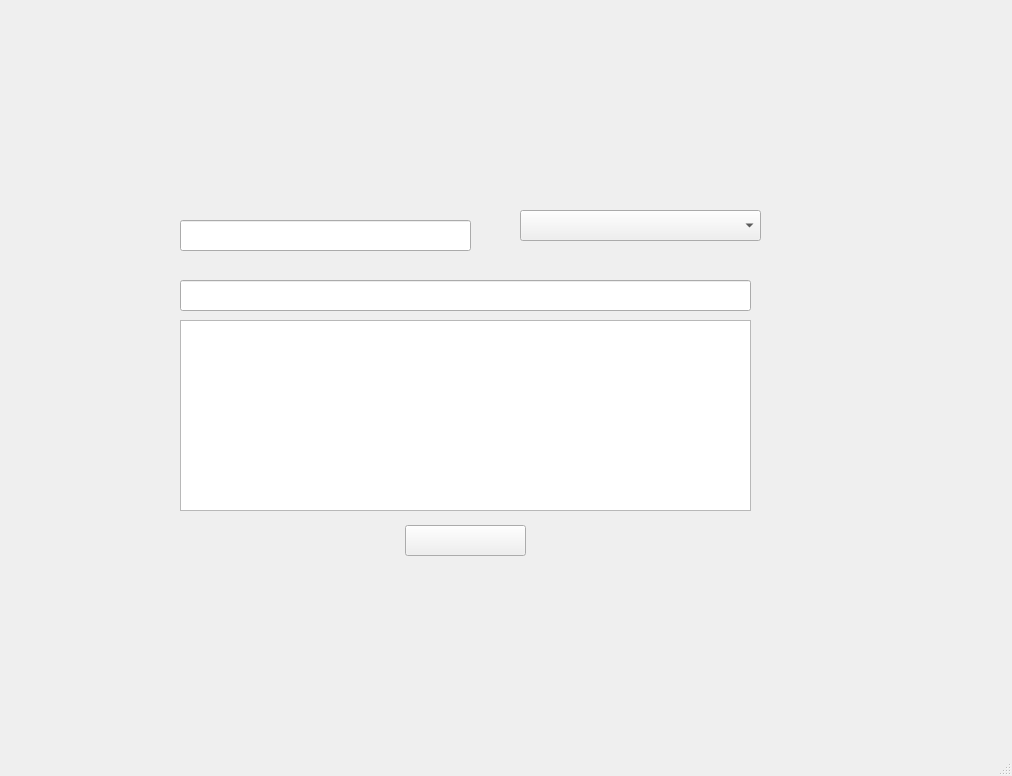
Before: the Qt Designer form ui/mail.ui in nesibebakirdag-ship-it/Python_Modul_Week_4_team_2, drawn with Qt 5.
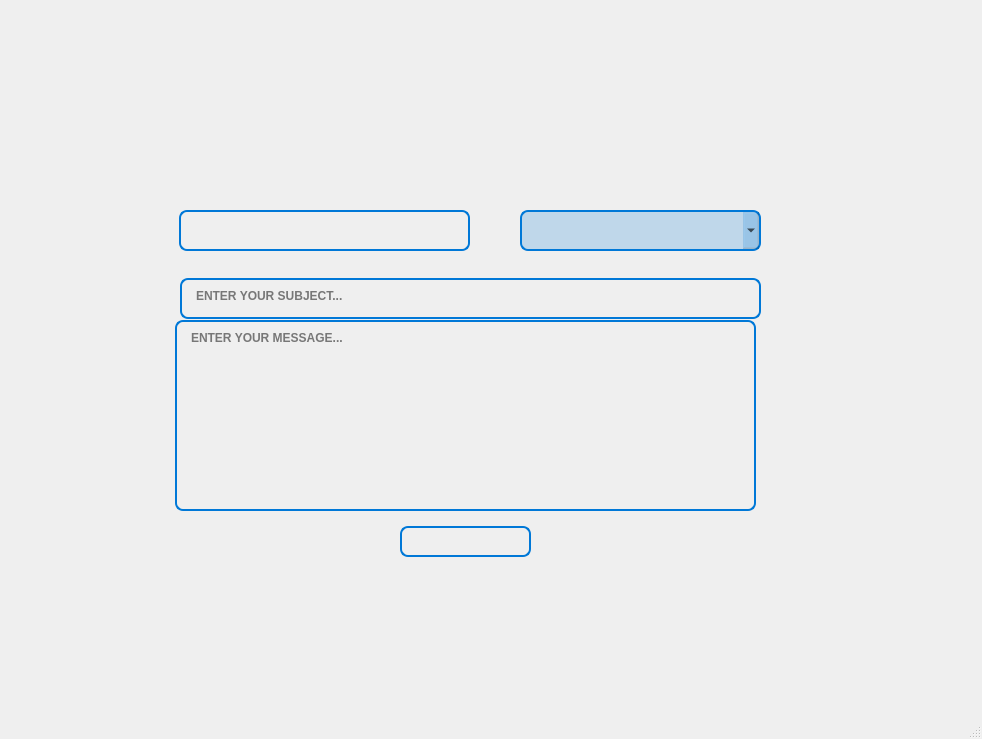
After: the same form once the commit is applied. Icons and pictures are not drawn.

What changed in the file:
```diff
--- a/ui/mail.ui
+++ b/ui/mail.ui
@@ -6,10 +6,22 @@
    <rect>
     <x>0</x>
     <y>0</y>
-    <width>1012</width>
-    <height>776</height>
+    <width>982</width>
+    <height>739</height>
    </rect>
   </property>
+  <property name="minimumSize">
+   <size>
+    <width>982</width>
+    <height>739</height>
+   </size>
+  </property>
+  <property name="maximumSize">
+   <size>
+    <width>982</width>
+    <height>739</height>
+   </size>
+  </property>
   <property name="windowTitle">
    <string>MainWindow</string>
   </property>
@@ -18,7 +30,7 @@
     <property name="geometry">
      <rect>
       <x>150</x>
-      <y>90</y>
+      <y>106</y>
       <width>651</width>
       <height>521</height>
      </rect>
@@ -36,51 +48,190 @@
       <x>520</x>
       <y>210</y>
       <width>241</width>
-      <height>31</height>
+      <height>41</height>
      </rect>
     </property>
+    <property name="styleSheet">
+     <string notr="true">QComboBox {
+    background-color: rgba(0, 120, 215, 0.2);        /* Şeffaf arka plan */
+    border: 2px solid #0078D7;            /* Mavi kenarlık */
+    border-radius: 8px;                   /* Oval kenarlar */
+    color: #000000;                       /* Yazı rengi */
+    font-weight: bold;
+    padding: 5px 10px;
+}
+
+/* Üzerine gelince */
+QComboBox:hover {
+    background-color: rgba(0, 120, 215, 0.8);
+    border-color: #005A9E;
+    color: #005A9E;
+}
+
+/* Tıklanıp açıldığında (focus) */
+QComboBox:focus {
+    background-color: rgba(0, 120, 215, 0.1);
+    border-color: #004578;
+    color: #004578;
+}
+
+/* Açılır liste kısmı */
+QComboBox QAbstractItemView {
+    background-color: white;             /* Açılır listenin arka planı */
+    color: black;                        /* Liste öğelerinin normal yazı rengi */
+    border: 1px solid #0078D7;
+    selection-background-color: #0078D7; /* Seçili elemanın arka planı */
+    selection-color: black;              /* Seçili elemanın yazı rengi */
+}</string>
+    </property>
    </widget>
-   <widget class="QLineEdit" name="lineEdit">
+   <widget class="QTextEdit" name="textEdit_2">
     <property name="geometry">
      <rect>
       <x>180</x>
-      <y>220</y>
-      <width>291</width>
-      <height>31</height>
+      <y>278</y>
+      <width>581</width>
+      <height>41</height>
      </rect>
     </property>
+    <property name="styleSheet">
+     <string notr="true">QTextEdit {
+    background-color: transparent;   /* Arka planı şeffaf yapar */
+    border: 2px solid #0078D7;       /* Mavi kenarlık */
+    border-radius: 8px;              /* Kenarları ovalleştirir */
+    color: #000000;                  /* Yazı rengi */
+    font-weight: bold;
+    padding: 5px 10px;
+}
+
+/* Üzerine gelince (hover) efekti */
+QTextEdit:hover {
+    background-color: rgba(0, 120, 215, 0.05); /* Hafif mavi transparan */
+    border-color: #005A9E;                    /* Kenarlığı koyulaştır */
+    color: #005A9E;
+}
+
+/* Focus olduğunda (tıklayınca içine yazı yazma aktifken) */
+QTextEdit:focus {
+    background-color: rgba(0, 120, 215, 0.1);  /* Seçilince biraz daha belirgin arka plan */
+    border-color: #004578;                    /* Kenarlığı daha koyu yap */
+    color: #004578;
+}
+</string>
+    </property>
+    <property name="placeholderText">
+     <string>ENTER YOUR SUBJECT...</string>
+    </property>
    </widget>
-   <widget class="QLineEdit" name="lineEdit_2">
+   <widget class="QPushButton" name="pushButton">
     <property name="geometry">
      <rect>
-      <x>180</x>
-      <y>280</y>
-      <width>571</width>
+      <x>400</x>
+      <y>526</y>
+      <width>131</width>
       <height>31</height>
      </rect>
     </property>
+    <property name="styleSheet">
+     <string notr="true">QPushButton {
+    background-color: transparent;   /* Arka planı şeffaf yapar */
+    border: 2px solid #0078D7;       /* Mavi kenarlık ekler */
+    border-radius: 8px;              /* Kenarları ovalleştirir */
+    color: #0078D7;                  /* Yazı rengini mavi yapar */
+    font-weight: bold;
+    padding: 5px 10px;
+}
+
+QPushButton:hover {
+    background-color: rgba(0, 120, 215, 0.1);  /* Hover (üzerine gelince) hafif mavi */
+    border-color: #005A9E;                    /* Kenarlık rengini koyulaştırır */
+    color: #005A9E;
+}
+
+QPushButton:pressed {
+    background-color: rgba(0, 120, 215, 0.2);  /* Basılıyken biraz daha belirgin */
+    border-color: #004578;
+    color: #004578;
+}</string>
+    </property>
+    <property name="text">
+     <string/>
+    </property>
    </widget>
    <widget class="QTextEdit" name="textEdit">
     <property name="geometry">
      <rect>
-      <x>180</x>
+      <x>179</x>
+      <y>210</y>
+      <width>291</width>
+      <height>41</height>
+     </rect>
+    </property>
+    <property name="styleSheet">
+     <string notr="true">QTextEdit {
+    background-color: transparent;   /* Arka planı şeffaf yapar */
+    border: 2px solid #0078D7;       /* Mavi kenarlık */
+    border-radius: 8px;              /* Kenarları ovalleştirir */
+    color: #000000;                  /* Yazı rengi */
+    font-weight: bold;
+    padding: 5px 10px;
+}
+
+/* Üzerine gelince (hover) efekti */
+QTextEdit:hover {
+    background-color: rgba(0, 120, 215, 0.05); /* Hafif mavi transparan */
+    border-color: #005A9E;                    /* Kenarlığı koyulaştır */
+    color: #005A9E;
+}
+
+/* Focus olduğunda (tıklayınca içine yazı yazma aktifken) */
+QTextEdit:focus {
+    background-color: rgba(0, 120, 215, 0.1);  /* Seçilince biraz daha belirgin arka plan */
+    border-color: #004578;                    /* Kenarlığı daha koyu yap */
+    color: #004578;
+}
+</string>
+    </property>
+   </widget>
+   <widget class="QTextEdit" name="textEdit_3">
+    <property name="geometry">
+     <rect>
+      <x>175</x>
       <y>320</y>
-      <width>571</width>
+      <width>581</width>
       <height>191</height>
      </rect>
     </property>
-   </widget>
-   <widget class="QPushButton" name="pushButton">
-    <property name="geometry">
-     <rect>
-      <x>405</x>
-      <y>525</y>
-      <width>121</width>
-      <height>31</height>
-     </rect>
+    <property name="styleSheet">
+     <string notr="true">QTextEdit {
+    background-color: transparent;   /* Arka planı şeffaf yapar */
+    border: 2px solid #0078D7;       /* Mavi kenarlık */
+    border-radius: 8px;              /* Kenarları ovalleştirir */
+    color: #000000;                  /* Yazı rengi */
+    font-weight: bold;
+    padding: 5px 10px;
+}
+
+/* Üzerine gelince (hover) efekti */
+QTextEdit:hover {
+    background-color: rgba(0, 120, 215, 0.05); /* Hafif mavi transparan */
+    border-color: #005A9E;                    /* Kenarlığı koyulaştır */
+    color: #005A9E;
+}
+
+/* Focus olduğunda (tıklayınca içine yazı yazma aktifken) */
+QTextEdit:focus {
+    background-color: rgba(0, 120, 215, 0.1);  /* Seçilince biraz daha belirgin arka plan */
+    border-color: #004578;                    /* Kenarlığı daha koyu yap */
+    color: #004578;
+}
+
+
+
+</string>
     </property>
-    <property name="text">
-     <string/>
+    <property name="placeholderText">
+     <string>ENTER YOUR MESSAGE...</string>
     </property>
    </widget>
   </widget>
```
Left out of the diff: 6 changed lines with no effect on the pictures.
